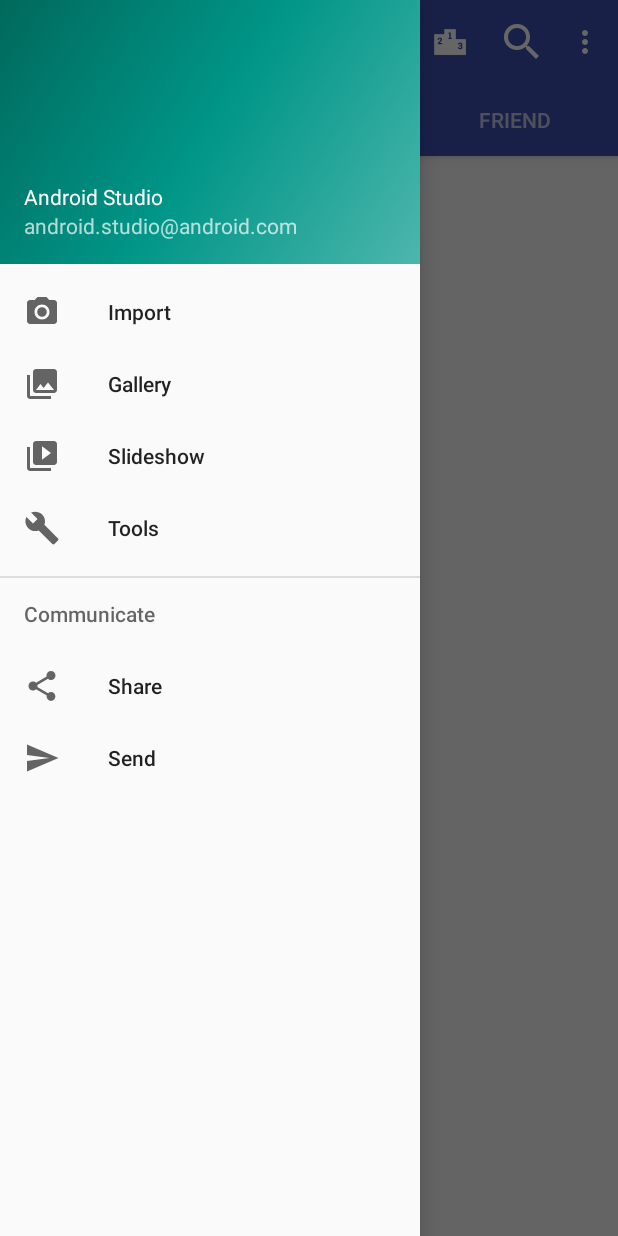
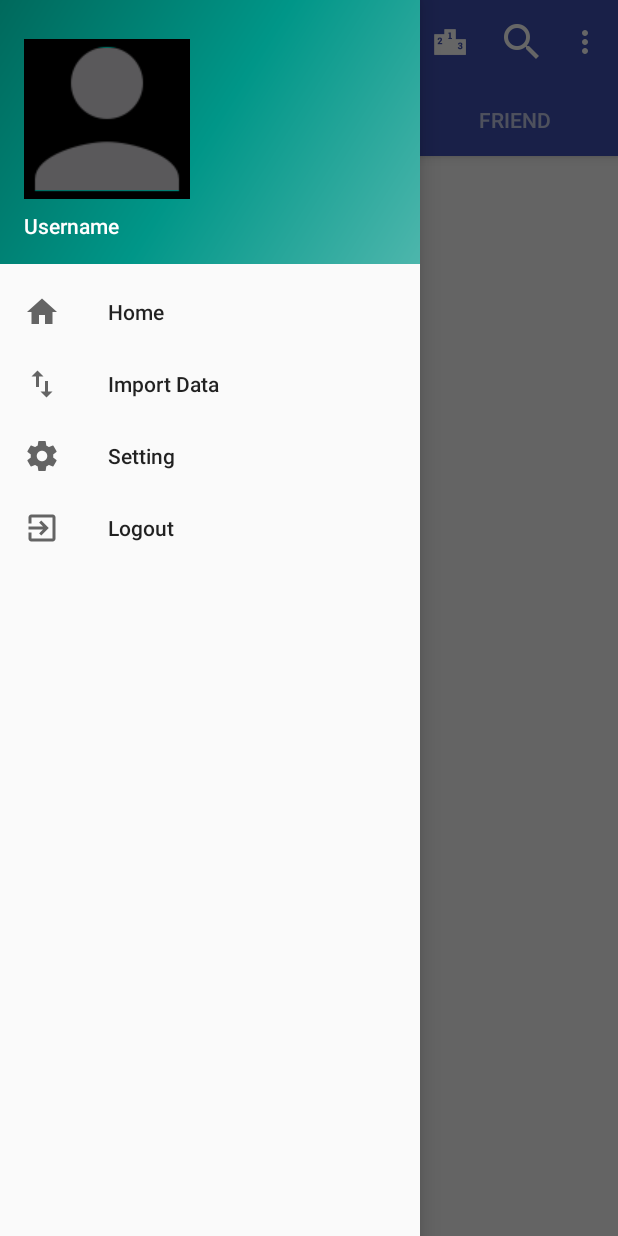
Before and after one commit to Swiplist/Swiplist-Android, an Android app: the MainActivity screen opened directly, with no data from a screen before it, with the side drawer open, on a phone screen of 412 x 824 dp. Run offline under Robolectric (Android 15) with nearby library versions, the phone set to English and light mode, and no system bars.

Commit message:
Add navigation bar layout, go to profile by clicking profile image

```diff
--- a/app/src/main/AndroidManifest.xml
+++ b/app/src/main/AndroidManifest.xml
@@ -93,6 +93,7 @@
         <activity
             android:name="com.energy0124.swiplist.feature.ProfileActivity"
             android:label="@string/title_activity_profile"
+            android:parentActivityName="com.energy0124.swiplist.feature.MainActivity"
             android:theme="@style/AppTheme.NoActionBar">
             <intent-filter android:order="1">
                 <action android:name="android.intent.action.VIEW" />
--- a/feature/src/main/AndroidManifest.xml
+++ b/feature/src/main/AndroidManifest.xml
@@ -94,6 +94,7 @@
         <activity
             android:name=".ProfileActivity"
             android:label="@string/title_activity_profile"
+            android:parentActivityName=".MainActivity"
             android:theme="@style/AppTheme.NoActionBar">
             <intent-filter android:order="1">
                 <action android:name="android.intent.action.VIEW" />
--- a/feature/src/main/java/com/energy0124/swiplist/feature/MainActivity.kt
+++ b/feature/src/main/java/com/energy0124/swiplist/feature/MainActivity.kt
@@ -9,14 +9,17 @@ import android.support.v7.app.ActionBarDrawerToggle
 import android.support.v7.app.AppCompatActivity
 import android.view.Menu
 import android.view.MenuItem
+import android.view.View
+import android.widget.ImageButton
 import android.widget.Toast
 import kotlinx.android.synthetic.main.activity_main.*
 import kotlinx.android.synthetic.main.app_bar_main.*
 import kotlinx.android.synthetic.main.content_main.*
+import kotlinx.android.synthetic.main.nav_header_main.*
 
 class MainActivity : AppCompatActivity(), NavigationView.OnNavigationItemSelectedListener {
 
-//    private lateinit var mSectionsPageAdapter: SectionsPageAdaptor
+    //    private lateinit var mSectionsPageAdapter: SectionsPageAdaptor
     private lateinit var mViewPager: ViewPager
 
     override fun onCreate(savedInstanceState: Bundle?) {
@@ -35,6 +38,12 @@ class MainActivity : AppCompatActivity(), NavigationView.OnNavigationItemSelecte
         toggle.syncState()
 
         nav_view.setNavigationItemSelectedListener(this)
+        val navHeader =  nav_view.getHeaderView(0)
+        val profileButton = navHeader.findViewById<ImageButton>(R.id.nav_profile_picture)
+        profileButton.setOnClickListener {
+            val intent = Intent(this@MainActivity, ProfileActivity::class.java)
+            startActivity(intent)
+        }
     }
 
     private fun setupViewPager(viewPager: ViewPager) {
@@ -85,22 +94,16 @@ class MainActivity : AppCompatActivity(), NavigationView.OnNavigationItemSelecte
     override fun onNavigationItemSelected(item: MenuItem): Boolean {
         // Handle navigation view item clicks here.
         when (item.itemId) {
-            R.id.nav_camera -> {
-                // Handle the camera action
-            }
-            R.id.nav_gallery -> {
+            R.id.nav_home -> {
 
             }
-            R.id.nav_slideshow -> {
+            R.id.nav_import_data -> {
 
             }
-            R.id.nav_manage -> {
+            R.id.nav_setting -> {
 
             }
-            R.id.nav_share -> {
-
-            }
-            R.id.nav_send -> {
+            R.id.nav_logout -> {
 
             }
         }
--- a/feature/src/main/res/layout/nav_header_main.xml
+++ b/feature/src/main/res/layout/nav_header_main.xml
@@ -12,17 +12,19 @@
     android:paddingTop="@dimen/activity_vertical_margin"
     android:theme="@style/ThemeOverlay.AppCompat.Dark">
 
+    <ImageButton
+        android:id="@+id/nav_profile_picture"
+        android:layout_width="wrap_content"
+        android:layout_height="0dp"
+        android:layout_weight="1"
+        android:adjustViewBounds="true"
+        android:layout_marginTop="10dp"
+        android:src="@drawable/ic_account_box_black_48dp" />
+
     <TextView
         android:layout_width="match_parent"
         android:layout_height="wrap_content"
         android:paddingTop="@dimen/nav_header_vertical_spacing"
-        android:text="@string/nav_header_title"
-        android:textAppearance="@style/TextAppearance.AppCompat.Body1" />
-
-    <TextView
-        android:id="@+id/textView"
-        android:layout_width="wrap_content"
-        android:layout_height="wrap_content"
-        android:text="@string/nav_header_subtitle" />
-
+        android:text="@string/nav_username"
+        android:textAppearance="@style/TextAppearance.AppCompat.Body2" />
 </LinearLayout>
--- a/feature/src/main/res/menu/activity_main_drawer.xml
+++ b/feature/src/main/res/menu/activity_main_drawer.xml
@@ -5,34 +5,21 @@
 
     <group android:checkableBehavior="single">
         <item
-            android:id="@+id/nav_camera"
-            android:icon="@drawable/ic_menu_camera"
-            android:title="Import" />
+            android:id="@+id/nav_home"
+            android:icon="@drawable/ic_home_black_18dp"
+            android:title="@string/nav_home" />
         <item
-            android:id="@+id/nav_gallery"
-            android:icon="@drawable/ic_menu_gallery"
-            android:title="Gallery" />
+            android:id="@+id/nav_import_data"
+            android:icon="@drawable/ic_import_export_black_18dp"
+            android:title="@string/nav_import_data" />
         <item
-            android:id="@+id/nav_slideshow"
-            android:icon="@drawable/ic_menu_slideshow"
-            android:title="Slideshow" />
+            android:id="@+id/nav_setting"
+            android:icon="@drawable/ic_settings_black_18dp"
+            android:title="@string/nav_setting" />
         <item
-            android:id="@+id/nav_manage"
-            android:icon="@drawable/ic_menu_manage"
-            android:title="Tools" />
+            android:id="@+id/nav_logout"
+            android:icon="@drawable/ic_exit_to_app_black_18dp"
+            android:title="@string/nav_logout" />
     </group>
 
-    <item android:title="Communicate">
-        <menu>
-            <item
-                android:id="@+id/nav_share"
-                android:icon="@drawable/ic_menu_share"
-                android:title="Share" />
-            <item
-                android:id="@+id/nav_send"
-                android:icon="@drawable/ic_menu_send"
-                android:title="Send" />
-        </menu>
-    </item>
-
 </menu>
--- a/feature/src/main/res/values/strings.xml
+++ b/feature/src/main/res/values/strings.xml
@@ -7,8 +7,7 @@
     <!-- Strings related to main activity -->
     <string name="navigation_drawer_open">Open navigation drawer</string>
     <string name="navigation_drawer_close">Close navigation drawer</string>
-    <string name="nav_header_title">Android Studio</string>
-    <string name="nav_header_subtitle">android.studio@android.com</string>
+    <string name="nav_username">Username</string>
     <string name="nav_header_desc">Navigation header</string>
     <string name="action_settings">Settings</string>
     <string name="action_search">Search</string>
@@ -38,6 +37,14 @@
 
     <!-- String related to search -->
     <string name="search_hint">Type anything here</string>
+
+    <!-- String related to profile -->
     <string name="section_format">Hello World from section: %1$d</string>
 
+    <!-- Strings related to navigation menu -->
+    <string name="nav_home">Home</string>
+    <string name="nav_import_data">Import Data</string>
+    <string name="nav_setting">Setting</string>
+    <string name="nav_logout">Logout</string>
+
 </resources>
```
Also changed, not shown: feature/src/main/res/drawable/ic_account_box_black_48dp.png (added), feature/src/main/res/drawable/ic_exit_to_app_black_18dp.png (added), feature/src/main/res/drawable/ic_home_black_18dp.png (added), feature/src/main/res/drawable/ic_import_export_black_18dp.png (added), feature/src/main/res/drawable/ic_settings_black_18dp.png (added).
